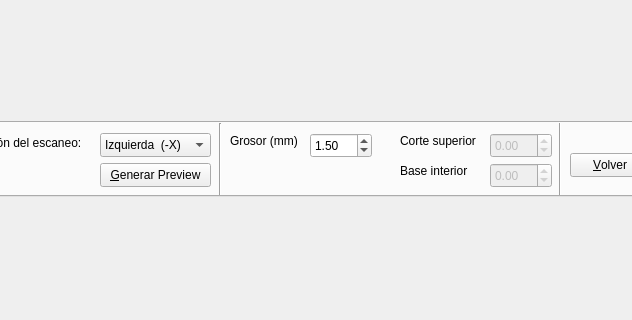
The window that mainwindow.ui (gonzalopegran/Glass3D) describes before a commit, drawn with Qt 5; both pictures show x 321 to 953 and y 226 to 546 of the 1080 by 720 pixel window.
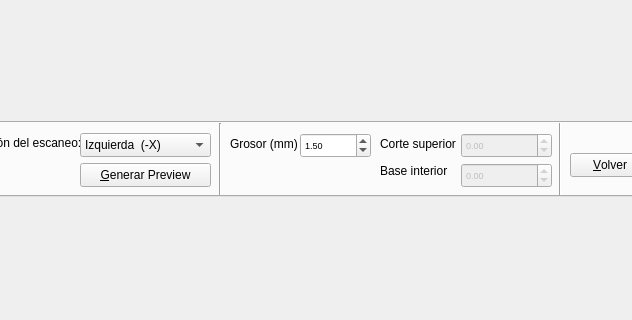
The same window after the commit. The open tabs and pages were chosen to show the change. Icons and pictures are not drawn.

```diff
--- a/mainwindow.ui
+++ b/mainwindow.ui
@@ -229,9 +229,9 @@
        <widget class="QPushButton" name="pushButtonGenerate2">
         <property name="geometry">
          <rect>
-          <x>410</x>
+          <x>390</x>
           <y>40</y>
-          <width>111</width>
+          <width>131</width>
           <height>24</height>
          </rect>
         </property>
@@ -280,12 +280,17 @@
         </property>
         <property name="geometry">
          <rect>
-          <x>620</x>
+          <x>610</x>
           <y>10</y>
-          <width>62</width>
+          <width>71</width>
           <height>25</height>
          </rect>
         </property>
+        <property name="font">
+         <font>
+          <pointsize>7</pointsize>
+         </font>
+        </property>
         <property name="minimum">
          <double>0.100000000000000</double>
         </property>
@@ -302,7 +307,7 @@
           <x>540</x>
           <y>10</y>
           <width>71</width>
-          <height>16</height>
+          <height>21</height>
          </rect>
         </property>
         <property name="text">
@@ -312,10 +317,10 @@
        <widget class="QLabel" name="label_2">
         <property name="geometry">
          <rect>
-          <x>710</x>
+          <x>690</x>
           <y>10</y>
           <width>81</width>
-          <height>16</height>
+          <height>21</height>
          </rect>
         </property>
         <property name="palette">
@@ -362,7 +367,7 @@
        <widget class="QLabel" name="label_3">
         <property name="geometry">
          <rect>
-          <x>710</x>
+          <x>690</x>
           <y>40</y>
           <width>81</width>
           <height>16</height>
@@ -415,12 +420,17 @@
         </property>
         <property name="geometry">
          <rect>
-          <x>800</x>
+          <x>771</x>
           <y>10</y>
-          <width>62</width>
+          <width>91</width>
           <height>25</height>
          </rect>
         </property>
+        <property name="font">
+         <font>
+          <pointsize>7</pointsize>
+         </font>
+        </property>
         <property name="minimum">
          <double>-1000.000000000000000</double>
         </property>
@@ -437,12 +447,17 @@
         </property>
         <property name="geometry">
          <rect>
-          <x>800</x>
+          <x>771</x>
           <y>40</y>
-          <width>62</width>
+          <width>91</width>
           <height>25</height>
          </rect>
         </property>
+        <property name="font">
+         <font>
+          <pointsize>7</pointsize>
+         </font>
+        </property>
         <property name="minimum">
          <double>-1000.000000000000000</double>
         </property>
@@ -466,9 +481,9 @@
        <widget class="QComboBox" name="comboBoxDirection">
         <property name="geometry">
          <rect>
-          <x>410</x>
+          <x>390</x>
           <y>10</y>
-          <width>111</width>
+          <width>131</width>
           <height>24</height>
          </rect>
         </property>
```
Left out of the diff: 44 changed lines with no effect on the pictures.
